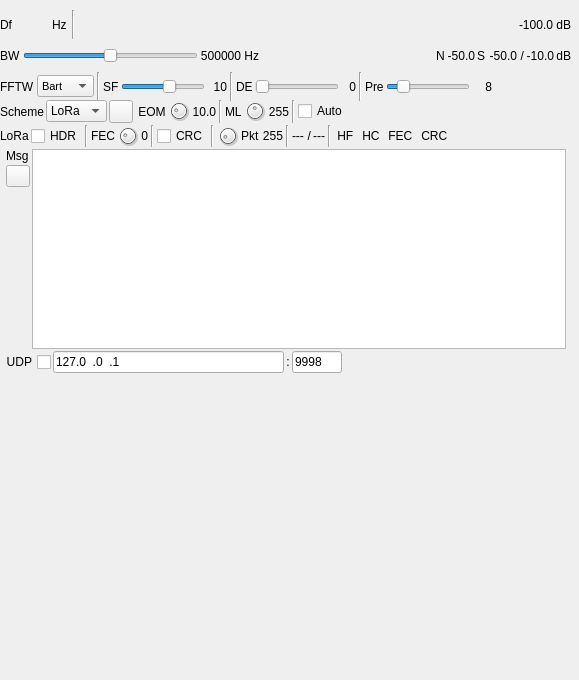
The window that plugins/channelrx/demodchirpchat/chirpchatdemodgui.ui (f4exb/sdrangel) describes before a commit, drawn with Qt 5.
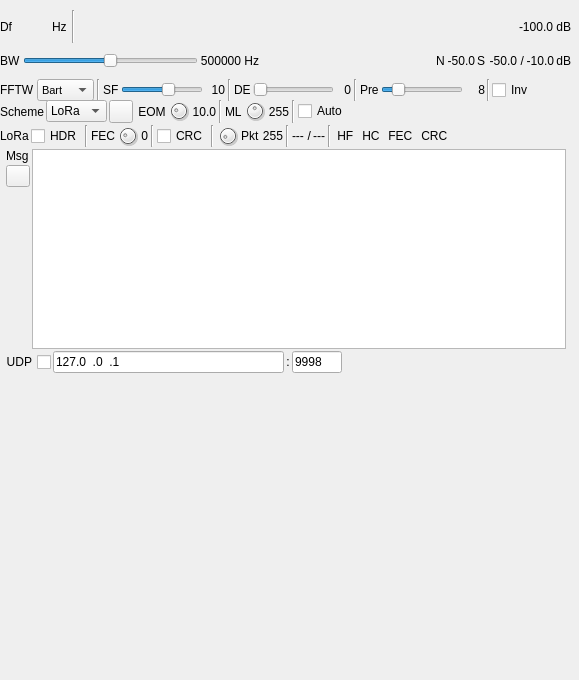
The same window after the commit. Icons and pictures are not drawn. Custom widgets are drawn as their Qt base class.

Commit message: ChirpChat: add option to reverse the chips sequence orientation. Fixes #2618

```diff
--- a/plugins/channelrx/demodchirpchat/chirpchatdemodgui.ui
+++ b/plugins/channelrx/demodchirpchat/chirpchatdemodgui.ui
@@ -526,6 +526,23 @@
         </property>
        </widget>
       </item>
+      <item>
+       <widget class="Line" name="line_12">
+        <property name="orientation">
+         <enum>Qt::Vertical</enum>
+        </property>
+       </widget>
+      </item>
+      <item>
+       <widget class="QCheckBox" name="invertRamps">
+        <property name="toolTip">
+         <string>Invert preamble, SFD and payload ramps</string>
+        </property>
+        <property name="text">
+         <string>Inv</string>
+        </property>
+       </widget>
+      </item>
       <item>
        <spacer name="horizontalSpacer_3">
         <property name="orientation">
```
The commit also changes 29 other files.
